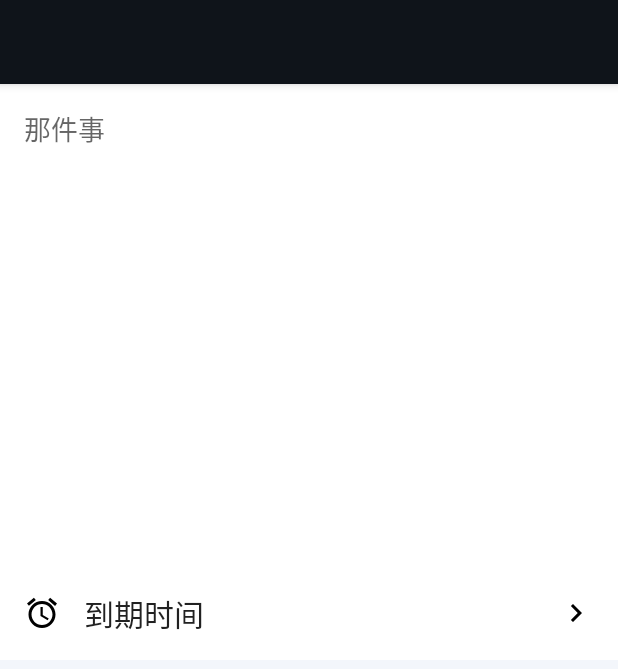
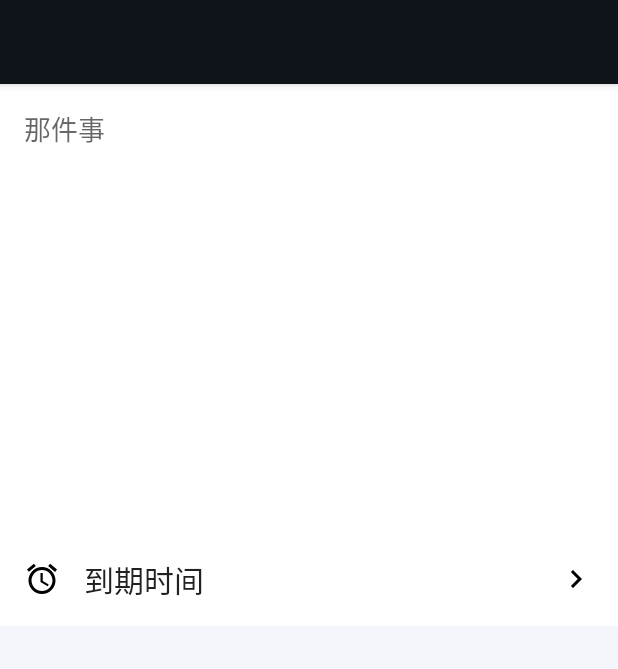
Before and after one commit to MatrixJoy/Renran, an Android app: the layout add_schedule_fragment.xml on its own in the app's theme, with its tools: preview values and no code run, on a phone screen of 412 x 824 dp. Shown: the top 669 px of the screen. Run offline under Robolectric (Android 15) with nearby library versions, the phone set to English and light mode, and no system bars.

Commit message:
fix some bugs

```diff
--- a/app/src/main/java/com/aidchow/renran/BaseFragment.kt
+++ b/app/src/main/java/com/aidchow/renran/BaseFragment.kt
@@ -115,11 +115,9 @@ open abstract class BaseFragment : Fragment() {
                     try {
                         setImagePath(Utils.handleImagePath(context, data)!!)
                     } catch (e: Exception) {
-                        println(data)
                     }
                 }
             }
-
         }
 
     }
--- a/app/src/main/java/com/aidchow/renran/addschedule/AddScheduleFragment.kt
+++ b/app/src/main/java/com/aidchow/renran/addschedule/AddScheduleFragment.kt
@@ -125,7 +125,7 @@ class AddScheduleFragment : BaseFragment(), AddScheduleContract.View, DatePicker
     }
 
     override fun showEmptyScheduleError() {
-        Snackbar.make(relative_choose_date!!, R.string.can_not_empty, Snackbar.LENGTH_LONG).show()
+        Snackbar.make(edit_description!!, R.string.can_not_empty, Snackbar.LENGTH_LONG).show()
     }
 
     override fun setPresenter(presenter: AddScheduleContract.Presenter) {
--- a/app/src/main/java/com/aidchow/renran/data/Schedule.kt
+++ b/app/src/main/java/com/aidchow/renran/data/Schedule.kt
@@ -1,13 +1,12 @@
 package com.aidchow.renran.data
 
 import io.realm.RealmObject
-import io.realm.annotations.Ignore
 import io.realm.annotations.PrimaryKey
-import java.io.Serializable
 import java.util.*
 
 /**
  * Created by aidchow on 17-6-8.
+ * Schedule bean
  */
 
 open class Schedule(
--- a/app/src/main/java/com/aidchow/renran/realm/RealemHelper.kt
+++ b/app/src/main/java/com/aidchow/renran/realm/RealmHelper.kt
@@ -6,8 +6,8 @@ import io.realm.RealmConfiguration
 /**
  * Created by aidchow on 17-6-8.
  */
-object RealemHelper {
-    private val realmName: String = "renran.realm";
+object RealmHelper {
+    private val realmName: String = "renran.realm"
     fun getRenRanRealmInstance(): Realm {
 
         return Realm.getInstance(RealmConfiguration
--- a/app/src/main/java/com/aidchow/renran/schedules/SchedulesPresenter.kt
+++ b/app/src/main/java/com/aidchow/renran/schedules/SchedulesPresenter.kt
@@ -12,6 +12,7 @@ import com.aidchow.renran.data.source.ScheduleRepository
 class SchedulesPresenter(val scheduleRepository: ScheduleRepository,
                          val view: SchedulesContract.View)
     : SchedulesContract.Presenter {
+
     init {
         view.setPresenter(this)
     }
--- a/app/src/main/java/com/aidchow/renran/utils/Utils.kt
+++ b/app/src/main/java/com/aidchow/renran/utils/Utils.kt
@@ -17,7 +17,8 @@ import java.io.FileOutputStream
  */
 object Utils {
     /***
-     * for share to qq not use the file provider to crate uri so use this way to create a uri
+     * for share to qq
+     *  because qq not support file provider  so use this way to create a uri to share image
      */
     fun createBitmapUri(context: Context, bitmap: Bitmap): Uri {
         val sharePath = context.externalCacheDir
@@ -84,7 +85,7 @@ object Utils {
         return imagePath
     }
 
-    fun getImagePath(context: Context, uri: Uri?, selection: String?): String? {
+    private fun getImagePath(context: Context, uri: Uri?, selection: String?): String? {
         var path: String? = null
         val cursor = context.contentResolver.query(uri, null, selection, null, null)
         if (cursor != null) {
--- a/app/src/main/res/layout/add_schedule_fragment.xml
+++ b/app/src/main/res/layout/add_schedule_fragment.xml
@@ -17,10 +17,15 @@
             android:layout_height="?attr/actionBarSize" />
     </android.support.design.widget.AppBarLayout>
 
-    <LinearLayout
+    <android.support.v4.widget.NestedScrollView
         android:layout_width="match_parent"
         android:layout_height="0dp"
         android:layout_weight="1"
+        android:fillViewport="true">
+
+        <LinearLayout
+            android:layout_width="match_parent"
+            android:layout_height="match_parent"
             android:background="@android:color/white"
             android:orientation="vertical">
 
@@ -58,12 +63,12 @@
                     android:textAppearance="@android:style/TextAppearance.Material.Widget.Toolbar.Title" />
             </RelativeLayout>
 
-    </LinearLayout>
-
-
             <View
                 android:layout_width="match_parent"
                 android:layout_height="0dp"
-        android:layout_weight="1"
+                android:layout_weight="2"
                 android:background="@color/colorAccent" />
         </LinearLayout>
+    </android.support.v4.widget.NestedScrollView>
+
+</LinearLayout>
--- a/app/src/main/res/layout/scedule_item.xml
+++ b/app/src/main/res/layout/scedule_item.xml
@@ -21,7 +21,7 @@
                 android:layout_width="256dp"
                 android:layout_height="256dp"
                 android:layout_gravity="center"
-                android:layout_marginTop="48dp"
+                android:layout_marginTop="16dp"
                 android:src="@drawable/logo"
                 app:civ_border_overlay="true" />
 
--- a/app/src/main/res/layout/scedule_share_fragment.xml
+++ b/app/src/main/res/layout/scedule_share_fragment.xml
@@ -35,7 +35,7 @@
                 android:layout_width="256dp"
                 android:layout_height="256dp"
                 android:layout_gravity="center"
-                android:layout_marginTop="48dp"
+                android:layout_marginTop="16dp"
                 android:src="@drawable/logo"
                 app:civ_border_overlay="true" />
 
--- a/app/src/main/res/xml/shortcuts.xml
+++ b/app/src/main/res/xml/shortcuts.xml
@@ -1,11 +1,13 @@
 <?xml version="1.0" encoding="utf-8"?>
-<shortcuts xmlns:android="http://schemas.android.com/apk/res/android">
+<shortcuts xmlns:tools="http://schemas.android.com/tools"
+    xmlns:android="http://schemas.android.com/apk/res/android">
     <shortcut
         android:enabled="true"
         android:icon="@drawable/ic_add"
         android:shortcutId="add＿new_schedule"
         android:shortcutLongLabel="@string/add_new_schedule"
-        android:shortcutShortLabel="@string/add_new_schedule">
+        android:shortcutShortLabel="@string/add_new_schedule"
+        tools:targetApi="n_mr1">
         <intent
             android:action="com.aidchow.renran.action.add"
             android:targetClass="com.aidchow.renran.addschedule.AddScheduleActivity"
```
Also changed, not shown: app/src/main/java/com/aidchow/renran/data/source/local/ScheduleLocalDataSource.kt (+6 -6 lines), app/src/main/java/com/aidchow/renran/schedules/MainActivity.kt (+23 -19 lines). Lines whose indentation alone changed are shown as unchanged.
